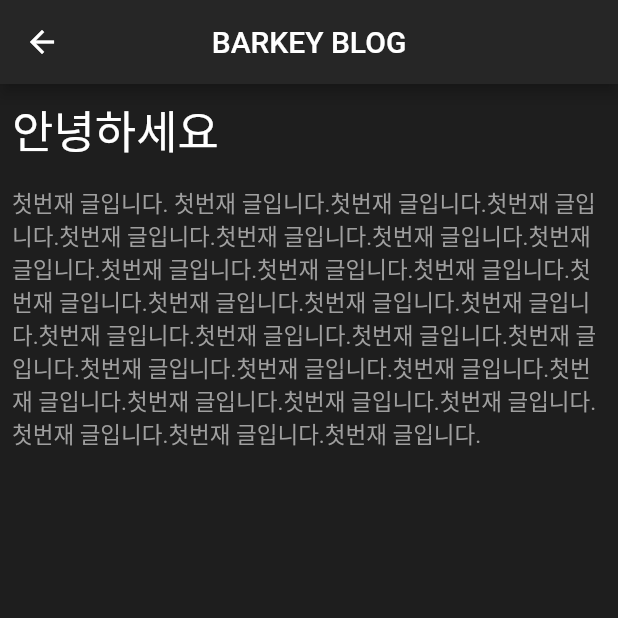
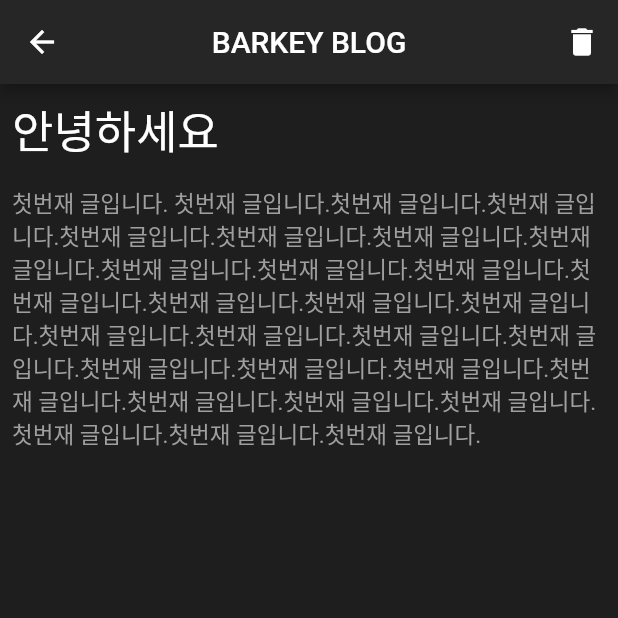
Before and after one commit to BAR-KEY/BARKEY-BLOG, a Flutter app: the screen it shows after launch, after a tap on "안녕하세요", on a phone screen of 412 x 824 dp, the top half of it. Run offline on Flutter 3.47's test engine with Material 2 defaults, Android fonts, the light colour scheme and no system bars; our stand-ins replace get; network calls fail.

Commit message:
delete 기능 content page 내에서 작동하도록 구현

```diff
--- a/lib/pages/content.dart
+++ b/lib/pages/content.dart
@@ -5,24 +5,46 @@ import 'package:get/get.dart';
 
 // ignore: must_be_immutable
 class Content extends StatelessWidget {
-  Content({
-    Key? key,
-    required this.title,
-    required this.text,
-    this.setTitle,
-    this.setText,
-    this.editData,
-  }) : super(key: key);
+  Content(
+      {Key? key,
+      required this.title,
+      required this.text,
+      this.setTitle,
+      this.setText,
+      this.editData,
+      this.deleteData})
+      : super(key: key);
 
   String title, text;
   // ignore: prefer_typing_uninitialized_variables
-  var editData, setTitle, setText;
+  var editData, setTitle, setText, deleteData;
 
   @override
   Widget build(BuildContext context) {
     return Scaffold(
       appBar: AppBar(
         title: const Text("BARKEY BLOG"),
+        actions: [
+          IconButton(
+              onPressed: () {
+                Get.defaultDialog(
+                  title: '삭제 하시겠습니까?',
+                  content: const Text("게시물이 삭제 됩니다."),
+                  barrierDismissible: false,
+                  onCancel: () {},
+                  textCancel: '취소',
+                  onConfirm: () {
+                    deleteData();
+                  },
+                  textConfirm: '삭제',
+                  backgroundColor: Palette.mainColor,
+                  buttonColor: Palette.subColor,
+                  cancelTextColor: Palette.mainTextColor,
+                  confirmTextColor: Palette.mainTextColor,
+                );
+              },
+              icon: const Icon(Icons.delete))
+        ],
       ),
       body: Column(
         crossAxisAlignment: CrossAxisAlignment.start,
```
Also changed, not shown: lib/main.dart (+9 -22 lines).
